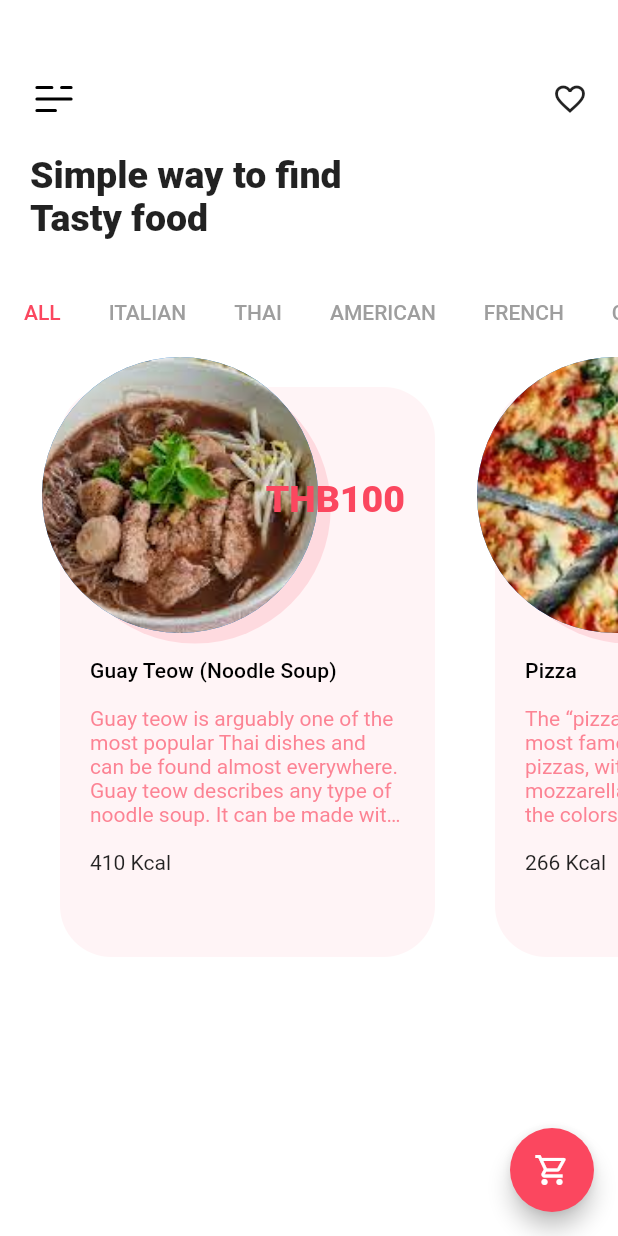
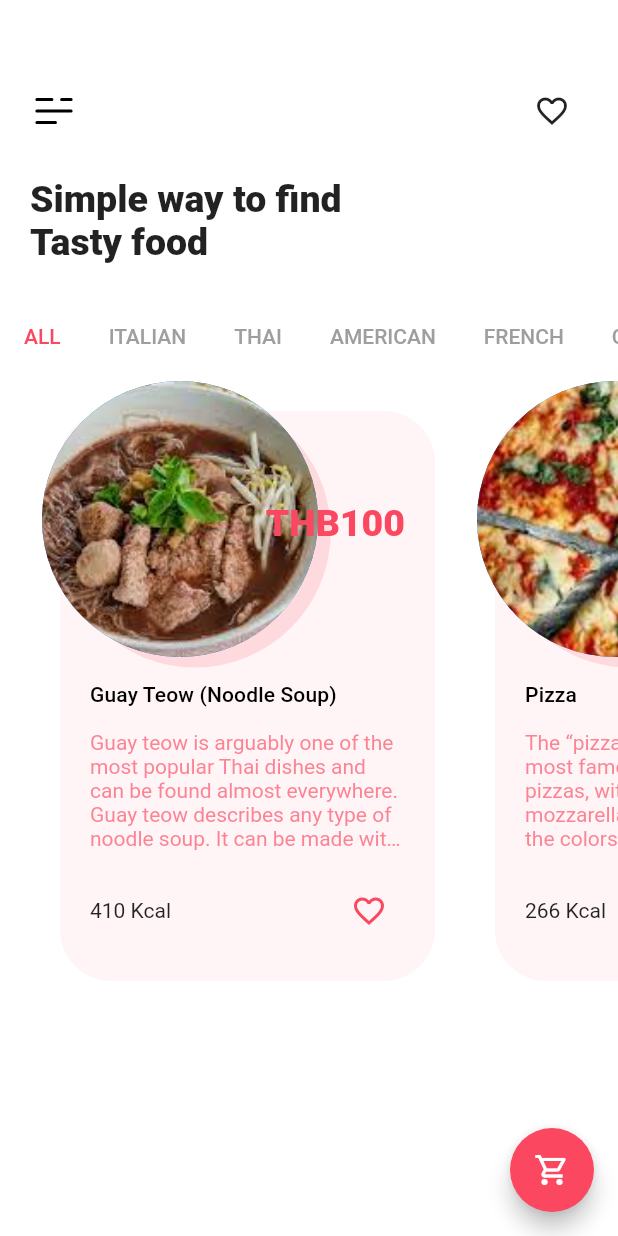
Before and after one commit to pampamch/food_delivery, a Flutter app: the screen it shows after launch, on a phone screen of 412 x 824 dp. Run offline on Flutter 3.47's test engine with Material 2 defaults, Android fonts, the phone set to English and light mode, and no system bars; our stand-ins replace flutter_svg.

Commit message:
feat(favorite): add favorite func

```diff
--- a/lib/data/foods.dart
+++ b/lib/data/foods.dart
@@ -2,6 +2,7 @@ import 'package:food_delivery/models/food.dart';
 
 List<Food> allFoods = [
   Food(
+    id: 1,
     name: 'Guay Teow (Noodle Soup)',
     image: 'images/foods/noodles.jpeg',
     price: 100,
@@ -10,6 +11,7 @@ List<Food> allFoods = [
         'Guay teow is arguably one of the most popular Thai dishes and can be found almost everywhere. Guay teow describes any type of noodle soup. It can be made with chicken, pork, or beef (rarely vegetarian-friendly) as well as either rice noodles or egg noodles',
   ),
   Food(
+    id: 2,
     name: 'Pizza',
     image: 'images/foods/pizza.jpeg',
     price: 300,
@@ -18,6 +20,7 @@ List<Food> allFoods = [
     cal: 266,
   ),
   Food(
+    id: 3,
     name: 'Burgers',
     image: 'images/foods/burger.jpeg',
     price: 120,
@@ -26,6 +29,7 @@ List<Food> allFoods = [
     cal: 300,
   ),
   Food(
+    id: 4,
     name: 'Soupe de Poissons (Fish Soup)',
     image: 'images/foods/fish_soup.jpeg',
     price: 350,
@@ -34,6 +38,7 @@ List<Food> allFoods = [
     cal: 456,
   ),
   Food(
+    id: 5,
     name: 'Peking Roasted Duck',
     image: 'images/foods/peking_duck.jpeg',
     price: 399,
--- a/lib/main.dart
+++ b/lib/main.dart
@@ -1,6 +1,9 @@
 import 'package:flutter/material.dart';
 import 'package:food_delivery/constants.dart';
+import 'package:food_delivery/provider/cart.dart';
+import 'package:food_delivery/provider/favorite.dart';
 import 'package:food_delivery/screen/home_screen.dart';
+import 'package:provider/provider.dart';
 
 void main() {
   runApp(const MyApp());
@@ -12,10 +15,28 @@ class MyApp extends StatelessWidget {
   // This widget is the root of your application.
   @override
   Widget build(BuildContext context) {
-    return MaterialApp(
+    return MultiProvider(
+      providers: [
+        ChangeNotifierProvider<CartModel>(
+          create: (context) => CartModel(),
+        ),
+        ChangeNotifierProvider<FavoriteModel>(
+          create: (context) => FavoriteModel(),
+        ),
+      ],
+      child: MaterialApp(
         debugShowCheckedModeBanner: false,
-      title: 'Food App',
+        title: 'Food Delivery',
         theme: ThemeData(
+          appBarTheme: const AppBarTheme(
+              color: Colors.white,
+              titleTextStyle: TextStyle(
+                color: primaryColor,
+                fontSize: 23,
+                fontWeight: FontWeight.bold,
+              ),
+              elevation: 0.6,
+              iconTheme: IconThemeData(color: primaryColor)),
           scaffoldBackgroundColor: white,
           primaryColor: primaryColor,
           textTheme: const TextTheme(
@@ -23,6 +44,7 @@ class MyApp extends StatelessWidget {
               button: TextStyle(fontWeight: FontWeight.bold)),
         ),
         home: const HomeScreen(),
+      ),
     );
   }
 }
--- /dev/null
+++ b/lib/models/favorite.dart
@@ -0,0 +1,21 @@
+import 'package:food_delivery/models/food.dart';
+
+class Favorite {
+  // final int id;
+  // final String name;
+  // final String image;
+  // final String description;
+  // final int price;
+  // final int cal;
+  final Food food;
+
+  Favorite({
+    // required this.id,
+    // required this.name,
+    // required this.image,
+    // required this.price,
+    // required this.description,
+    // required this.cal,
+    required this.food,
+  });
+}
--- a/lib/models/food.dart
+++ b/lib/models/food.dart
@@ -1,6 +1,7 @@
 import 'package:flutter/material.dart';
 
 class Food {
+  final int id;
   final String name;
   final String image;
   final String description;
@@ -9,6 +10,7 @@ class Food {
   // final Widget child;
 
   Food({
+    required this.id,
     required this.name,
     required this.image,
     required this.price,
--- /dev/null
+++ b/lib/provider/cart.dart
@@ -0,0 +1,3 @@
+import 'package:flutter/material.dart';
+
+class CartModel extends ChangeNotifier {}
--- a/lib/screen/categories_screen/all_catogories_screen.dart
+++ b/lib/screen/categories_screen/all_catogories_screen.dart
@@ -4,31 +4,19 @@ import 'package:flutter/src/widgets/framework.dart';
 import 'package:food_delivery/data/foods.dart';
 import 'package:food_delivery/widgets/food_card.dart';
 
-class AllCategoryScreen extends StatefulWidget {
+class AllCategoryScreen extends StatelessWidget {
   const AllCategoryScreen({Key? key}) : super(key: key);
 
   @override
-  State<AllCategoryScreen> createState() => _AllCategoryScreenState();
-}
-
-class _AllCategoryScreenState extends State<AllCategoryScreen> {
-  @override
   Widget build(BuildContext context) {
-    return Container(
-      child: Row(
+    return Row(
       children: allFoods
           .map(
             (food) => FoodCard(
-                title: food.name,
-                image: food.image,
-                price: food.price,
-                calories: food.cal.toString(),
-                description: food.description,
-                press: () {},
+              food: food,
             ),
           )
           .toList(),
-      ),
     );
   }
 }
--- a/lib/screen/home_screen.dart
+++ b/lib/screen/home_screen.dart
@@ -7,6 +7,7 @@ import 'package:food_delivery/models/categories.dart';
 import 'package:food_delivery/screen/categories_screen/all_catogories_screen.dart';
 import 'package:food_delivery/widgets/app_bar.dart';
 import 'package:food_delivery/widgets/category_navigation_bar.dart';
+import 'package:food_delivery/widgets/content.dart';
 import 'package:food_delivery/widgets/food_card.dart';
 import 'package:food_delivery/widgets/show_more_button.dart';
 
@@ -47,20 +48,19 @@ class _HomeScreenState extends State<HomeScreen> {
   }
 
   Widget _buildContent() {
-    return SingleChildScrollView(
-      scrollDirection: Axis.horizontal,
-      child: Row(
-        children: const [
-          AllCategoryScreen(),
-          SizedBox(
-            width: 20,
-          ),
-          ShowMoreButton(),
-          SizedBox(
-            width: 20,
-          ),
-        ],
-      ),
-    );
+    switch (_selectedTabIndex) {
+      case 1:
+        return Text('data1');
+      case 2:
+        return Text('data2');
+      case 3:
+        return Text('data3');
+      case 4:
+        return Text('data4');
+      case 5:
+        return Text('data5');
+      default:
+        return const Content(child: AllCategoryScreen());
+    }
   }
 }
--- a/lib/widgets/app_bar.dart
+++ b/lib/widgets/app_bar.dart
@@ -3,6 +3,7 @@ import 'package:flutter/src/foundation/key.dart';
 import 'package:flutter/src/widgets/framework.dart';
 import 'package:flutter_svg/flutter_svg.dart';
 import 'package:food_delivery/constants.dart';
+import 'package:food_delivery/screen/favorite_list_screen.dart';
 
 class AppBarText extends StatelessWidget {
   const AppBarText({Key? key}) : super(key: key);
@@ -27,9 +28,17 @@ class AppBarText extends StatelessWidget {
             ),
             Padding(
               padding: EdgeInsets.only(right: padding, top: 50),
-              child: const Align(
+              child: Align(
                 alignment: Alignment.topLeft,
-                child: Icon(Icons.favorite_outline),
+                child: IconButton(
+                    onPressed: () {
+                      Navigator.push(
+                          context,
+                          MaterialPageRoute(
+                            builder: (context) => FavoriteListScreen(),
+                          ));
+                    },
+                    icon: Icon(Icons.favorite_outline)),
               ),
             ),
           ],
--- /dev/null
+++ b/lib/widgets/content.dart
@@ -0,0 +1,28 @@
+import 'package:flutter/material.dart';
+import 'package:flutter/src/foundation/key.dart';
+import 'package:flutter/src/widgets/framework.dart';
+import 'package:food_delivery/widgets/show_more_button.dart';
+
+class Content extends StatelessWidget {
+  final Widget child;
+  const Content({Key? key, required this.child}) : super(key: key);
+
+  @override
+  Widget build(BuildContext context) {
+    return SingleChildScrollView(
+      scrollDirection: Axis.horizontal,
+      child: Row(
+        children: [
+          child,
+          SizedBox(
+            width: 20,
+          ),
+          ShowMoreButton(),
+          SizedBox(
+            width: 20,
+          ),
+        ],
+      ),
+    );
+  }
+}
--- a/lib/widgets/food_card.dart
+++ b/lib/widgets/food_card.dart
@@ -1,29 +1,28 @@
 import 'package:flutter/material.dart';
 import 'package:food_delivery/constants.dart';
+import 'package:food_delivery/models/food.dart';
+import 'package:food_delivery/provider/favorite.dart';
+import 'package:provider/provider.dart';
 
 class FoodCard extends StatelessWidget {
-  final String title;
-  final String image;
-  final int price;
-  final String calories;
-  final String description;
-  final void Function() press;
+  final Food food;
 
   const FoodCard({
     Key? key,
-    required this.title,
-    required this.image,
-    required this.price,
-    required this.calories,
-    required this.description,
-    required this.press,
+    required this.food,
   }) : super(key: key);
+
+  bool _isFav(BuildContext context, int id) {
+    final FavoriteModel fav = Provider.of<FavoriteModel>(context);
+    final idx = fav.favoriteList.indexWhere((fav) => fav.food.id == id);
+    return idx != -1;
+  }
 
   @override
   Widget build(BuildContext context) {
-    return GestureDetector(
-      onTap: press,
-      child: Container(
+    final FavoriteModel fav = Provider.of<FavoriteModel>(context);
+
+    return Container(
       margin: EdgeInsets.only(left: 20),
       height: 400,
       width: 270,
@@ -62,7 +61,7 @@ class FoodCard extends StatelessWidget {
             height: 184,
             width: 300,
             child: CircleAvatar(
-                backgroundImage: AssetImage(image),
+              backgroundImage: AssetImage(food.image),
             ),
           ),
           // Price
@@ -70,7 +69,7 @@ class FoodCard extends StatelessWidget {
             right: 20,
             top: 80,
             child: Text(
-                "\THB$price",
+              "\THB${food.price}",
               style: Theme.of(context)
                   .textTheme
                   .headlineSmall
@@ -86,20 +85,39 @@ class FoodCard extends StatelessWidget {
                 crossAxisAlignment: CrossAxisAlignment.start,
                 children: <Widget>[
                   Text(
-                      title,
+                    food.name,
                     style: Theme.of(context).textTheme.titleSmall,
                   ),
                   SizedBox(height: 16),
                   Text(
-                      description,
+                    food.description,
                     maxLines: 5,
                     style: TextStyle(
                         color: primaryColor.withOpacity(.65),
                         overflow: TextOverflow.ellipsis),
                   ),
                   SizedBox(height: 16),
+                  Row(
+                    mainAxisAlignment: MainAxisAlignment.spaceBetween,
+                    children: [
                       Text(
-                      '$calories Kcal',
+                        '${food.cal} Kcal',
+                      ),
+                      IconButton(
+                        onPressed: () {
+                          fav.favorite(food);
+                        },
+                        icon: _isFav(context, food.id)
+                            ? const Icon(
+                                Icons.favorite,
+                                color: primaryColor,
+                              )
+                            : const Icon(
+                                Icons.favorite_outline,
+                                color: primaryColor,
+                              ),
+                      ),
+                    ],
                   )
                 ],
               ),
@@ -107,7 +125,6 @@ class FoodCard extends StatelessWidget {
           ),
         ],
       ),
-      ),
     );
   }
 }
--- a/lib/widgets/show_more_button.dart
+++ b/lib/widgets/show_more_button.dart
@@ -8,10 +8,9 @@ class ShowMoreButton extends StatelessWidget {
 
   @override
   Widget build(BuildContext context) {
-    return FloatingActionButton(
+    return IconButton(
       onPressed: () {},
-      backgroundColor: Colors.white,
-      child: Icon(
+      icon: Icon(
         Icons.arrow_forward,
         color: primaryColor,
       ),
--- a/pubspec.yaml
+++ b/pubspec.yaml
@@ -35,6 +35,7 @@ dependencies:
   # Use with the CupertinoIcons class for iOS style icons.
   cupertino_icons: ^1.0.2
   flutter_svg: ^1.1.6
+  provider: ^6.0.5
 
 dev_dependencies:
   flutter_test:
```
Also changed, not shown: lib/provider/favorite.dart (added, +32 -0 lines), lib/screen/favorite_list_screen.dart (added, +75 -0 lines), pubspec.lock. Lines whose indentation alone changed are shown as unchanged.
